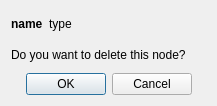
Old version of the form ui/DeleteNode.ui in the repository Hboni/francis.
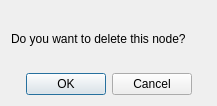
New version of the form.

Commit message: parameters inside nodes

Patch:
```diff
--- a/ui/DeleteNode.ui
+++ b/ui/DeleteNode.ui
@@ -16,48 +16,6 @@
   <layout class="QVBoxLayout" name="verticalLayout">
    <item>
     <layout class="QVBoxLayout" name="verticalLayout_2">
-     <item>
-      <layout class="QHBoxLayout" name="horizontalLayout_3">
-       <item>
-        <widget class="QLabel" name="name">
-         <property name="font">
-          <font>
-           <weight>75</weight>
-           <bold>true</bold>
-          </font>
-         </property>
-         <property name="text">
-          <string>name</string>
-         </property>
-        </widget>
-       </item>
-       <item>
-        <widget class="QLabel" name="type">
-         <property name="font">
-          <font>
-           <italic>false</italic>
-          </font>
-         </property>
-         <property name="text">
-          <string>type</string>
-         </property>
-        </widget>
-       </item>
-       <item>
-        <spacer name="horizontalSpacer">
-         <property name="orientation">
-          <enum>Qt::Horizontal</enum>
-         </property>
-         <property name="sizeHint" stdset="0">
-          <size>
-           <width>40</width>
-           <height>20</height>
-          </size>
-         </property>
-        </spacer>
-       </item>
-      </layout>
-     </item>
      <item>
       <layout class="QHBoxLayout" name="horizontalLayout">
        <item>
```
The commit also changes 11 other files.
